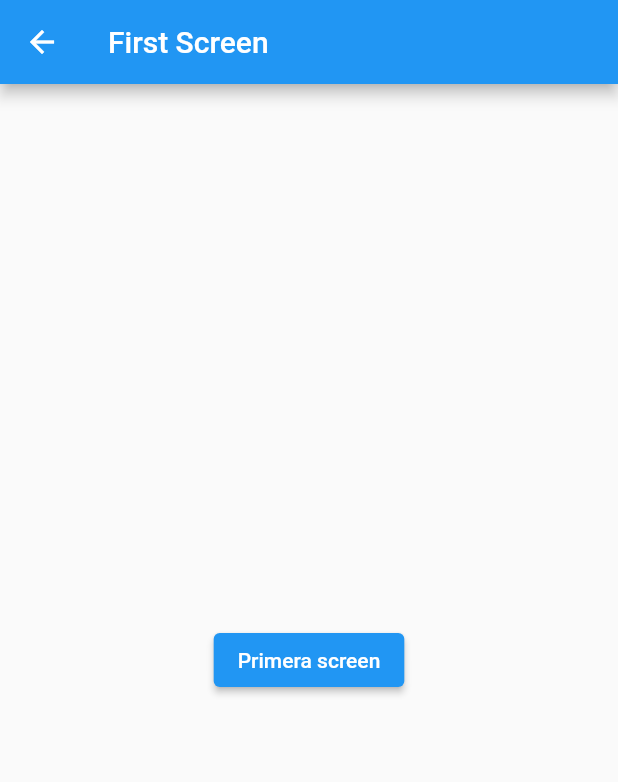
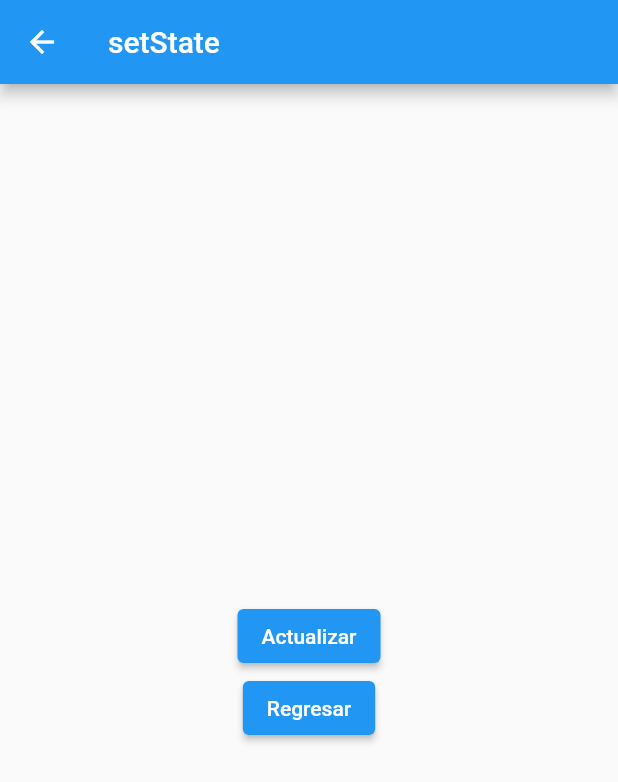
Before and after one commit to dilmer23/Curso-DART, a Flutter app: the SecondScreen screen opened by its route, on a phone screen of 412 x 824 dp. Shown: the top 782 px of the screen. Run offline on Flutter 3.47's test engine with Material 2 defaults, Android fonts, the phone set to English and light mode, and no system bars.

Commit message:
StatefulWidget comportamienro

```diff
--- a/lib/SecondScreen.dart
+++ b/lib/SecondScreen.dart
@@ -1,26 +1,49 @@
-
-
 import 'package:flutter/cupertino.dart';
 import 'package:flutter/material.dart';
 
-class SecondScreen extends StatelessWidget{
-  const SecondScreen({Key? key}) : super(key: key);
+class SecondScreen extends StatefulWidget {
+  const SecondScreen ({ Key? key }) : super(key: key);
+  @override
+  State<SecondScreen> createState() => _SecondScreen();
+}
 
+class _SecondScreen extends State<SecondScreen> {
+  @override
+  String flutterText = "";
+// ignore: non_constant_identifier_names
+int index = 0;
+//arreglo de texto para el tring que actualiza el setState
+List<String> Collletion =['Diego','Jesus','Javier','Dilmer'];
+  // ignore: non_constant_identifier_names
+  void OnPressButton(){
+    setState(() {
+      flutterText = Collletion[index];
+      index = index < 2 ? index + 1 : 0;
+     });
+  }
   @override
   Widget build(BuildContext context) {
     // TODO: implement build
     return Scaffold(
       appBar: AppBar(
-        title: const Text('First Screen'),
+        title: const Text('setState'),
       ),
       body: Center(
-        child: ElevatedButton(
+        child: Column(
+          mainAxisAlignment: MainAxisAlignment.center,
+          children: <Widget>[
+            Text(flutterText,style: TextStyle(color: Colors.blue),),
+            ElevatedButton(
           // Within the `FirstScreen` widget
-          onPressed: () {
-            // Navigate to the second screen using a named route.
-            Navigator.pushNamed(context, '/');
-          },
-          child: const Text('Primera screen'),
+          onPressed: OnPressButton,
+          child: const Text('Actualizar'),
+        ),
+        ElevatedButton(onPressed: (){
+           Navigator.pop(context);
+        },
+          child: Text("Regresar"),
+          )
+          ],
         ),
       ),
     );
```
Also changed, not shown: lib/main.dart (+0 -8 lines).
